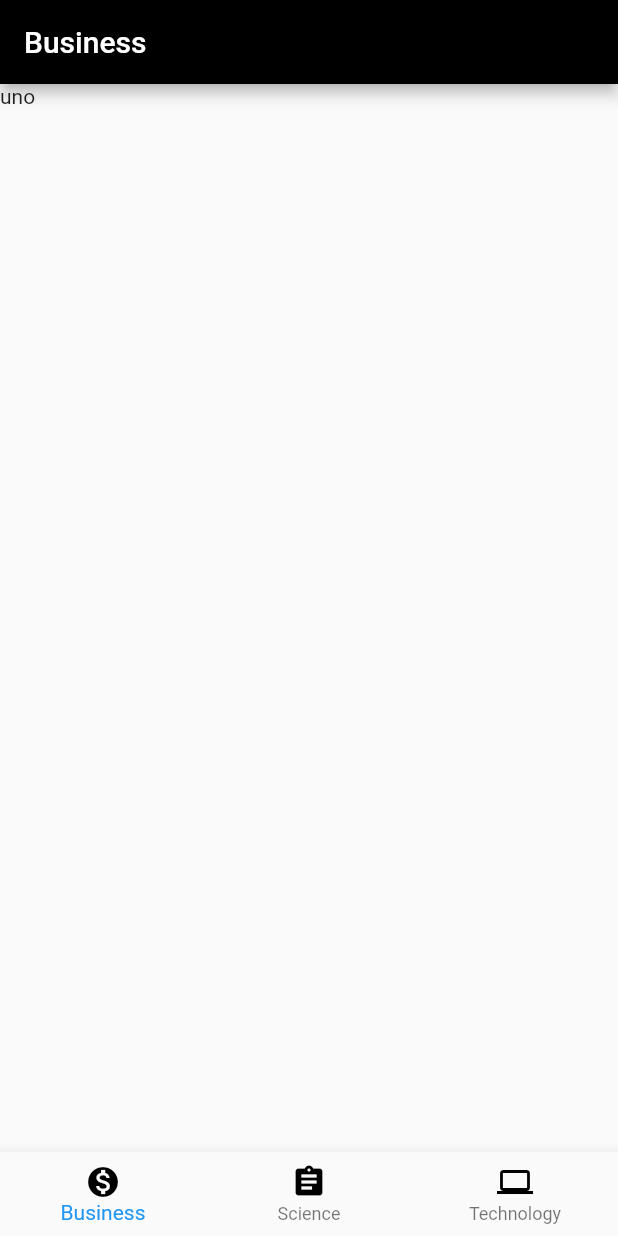
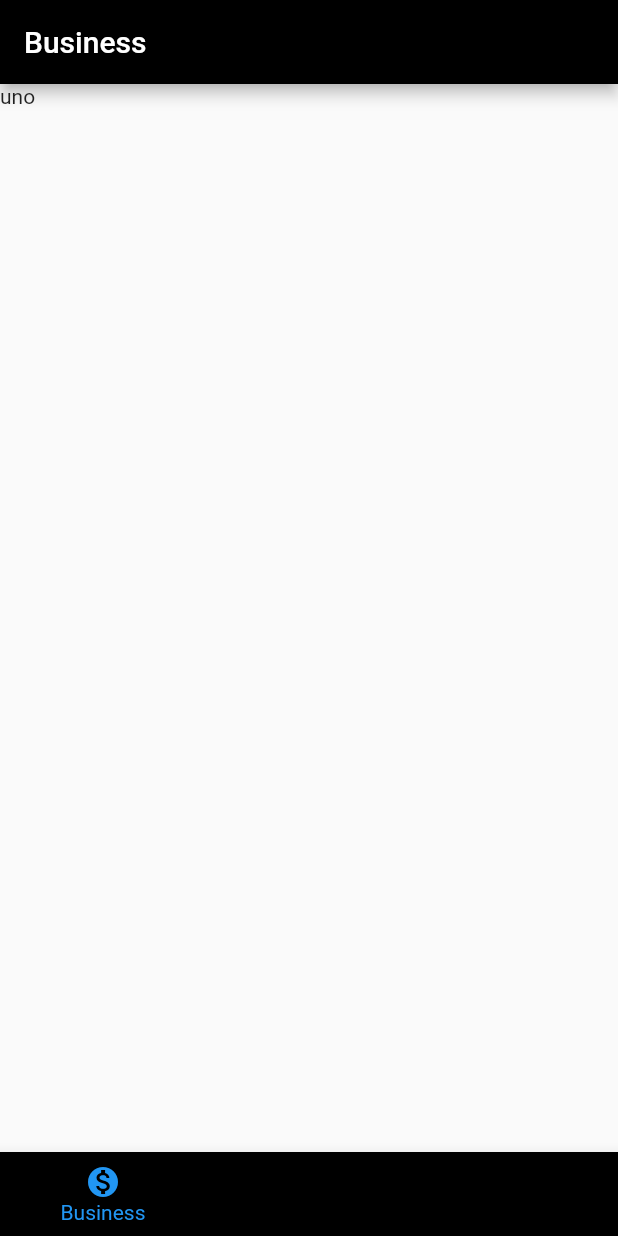
Before and after one commit to montedelgallo/flutter_workshop_news, a Flutter app: the screen it shows after launch, on a phone screen of 412 x 824 dp. Run offline on Flutter 3.47's test engine with Material 2 defaults, Android fonts, the phone set to English and light mode, and no system bars.

```diff
--- a/lib/screens/home_screen.dart
+++ b/lib/screens/home_screen.dart
@@ -38,15 +38,26 @@ class _HomeScreenState extends State<HomeScreen> {
         title: Text(_title),
         backgroundColor: Colors.black,
       ),
-      bottomNavigationBar: BottomNavigationBar(
+      bottomNavigationBar: Theme(
+          data: Theme.of(context).copyWith(
+            // sets the background color of the `BottomNavigationBar`
+              canvasColor: Colors.black,
+              // sets the active color of the `BottomNavigationBar` if `Brightness` is light
+              primaryColor: Colors.white,
+              textTheme: Theme
+                  .of(context)
+                  .textTheme
+                  .copyWith(caption: TextStyle(color: Colors.grey))),
+          child: BottomNavigationBar(
               currentIndex: _index,
               onTap: onTap,
               items: TabItems.map((TabItem item) {
                 return BottomNavigationBarItem(
                   title: Text(item.title),
-              icon: Icon(item.icon, color: Colors.black,),
+                  icon: Icon(item.icon),
                 );
               }).toList()
+          )
       ),
       body: PageView(
         controller: _tabController,
```
Lines whose indentation alone changed are shown as unchanged.
